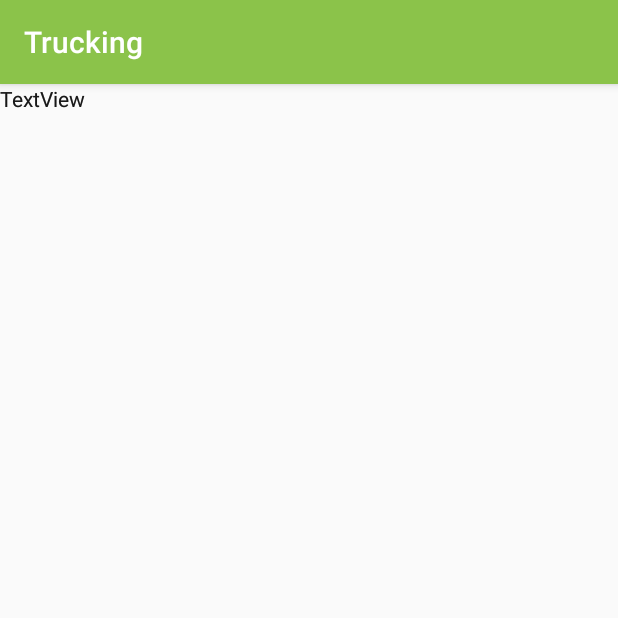
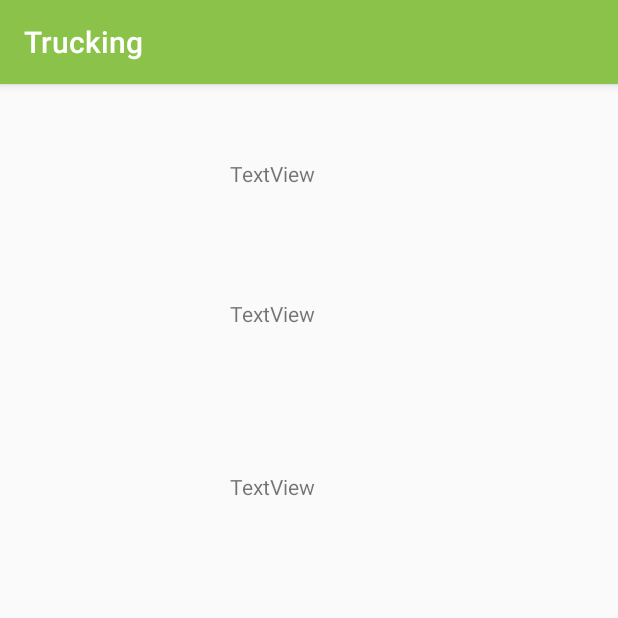
Before and after one commit to antony5estrella/Trucking, an Android app: the HistorialActivity screen opened directly, with no data from a screen before it, on a phone screen of 412 x 824 dp, the top half of it. Run offline under Robolectric (Android 15) with nearby library versions, the phone set to English and light mode, and no system bars.

Commit message:
tex view en historial

```diff
--- a/app/src/main/res/layout/activity_historial.xml
+++ b/app/src/main/res/layout/activity_historial.xml
@@ -10,23 +10,27 @@
         android:id="@+id/textView"
         android:layout_width="wrap_content"
         android:layout_height="wrap_content"
+        android:layout_marginStart="153dp"
+        android:layout_marginTop="50dp"
         android:text="TextView"
-        tools:layout_editor_absoluteX="153dp"
-        tools:layout_editor_absoluteY="50dp" />
+        app:layout_constraintStart_toStartOf="parent"
+        app:layout_constraintTop_toTopOf="parent" />
 
     <TextView
         android:id="@+id/textView2"
         android:layout_width="wrap_content"
         android:layout_height="wrap_content"
+        android:layout_marginTop="74dp"
         android:text="TextView"
-        tools:layout_editor_absoluteX="153dp"
-        tools:layout_editor_absoluteY="143dp" />
+        app:layout_constraintStart_toStartOf="@+id/textView"
+        app:layout_constraintTop_toBottomOf="@+id/textView" />
 
     <TextView
         android:id="@+id/textView3"
         android:layout_width="wrap_content"
         android:layout_height="wrap_content"
+        android:layout_marginTop="96dp"
         android:text="TextView"
-        tools:layout_editor_absoluteX="153dp"
-        tools:layout_editor_absoluteY="258dp" />
+        app:layout_constraintStart_toStartOf="@+id/textView2"
+        app:layout_constraintTop_toBottomOf="@+id/textView2" />
 </android.support.constraint.ConstraintLayout>
```
